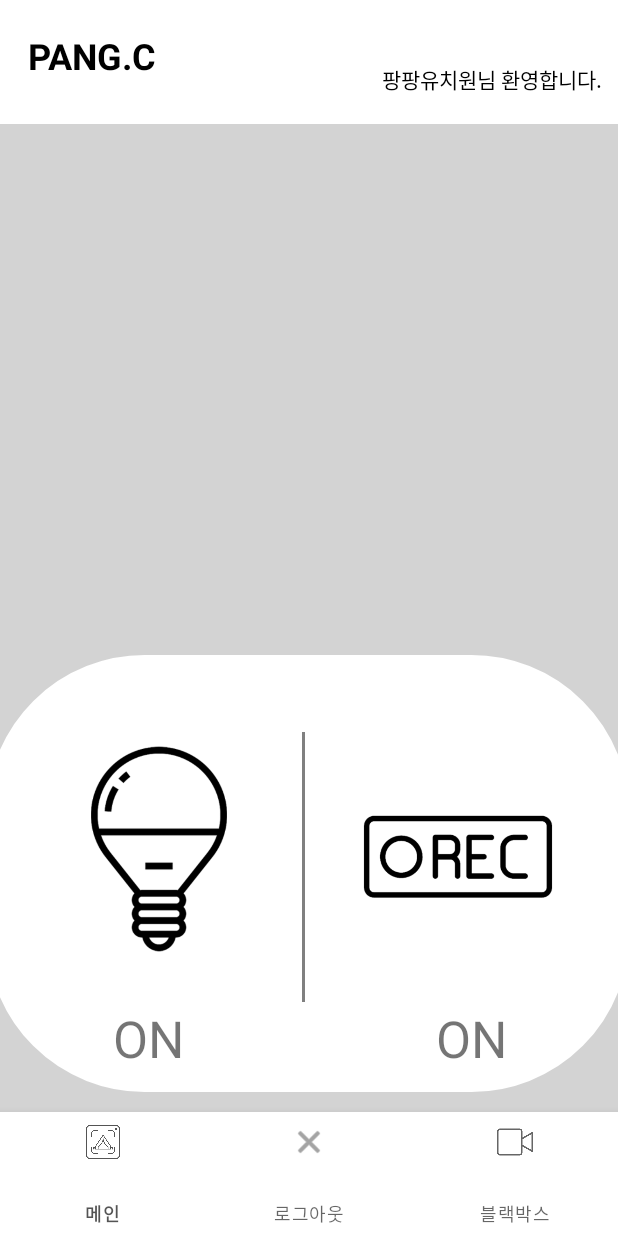
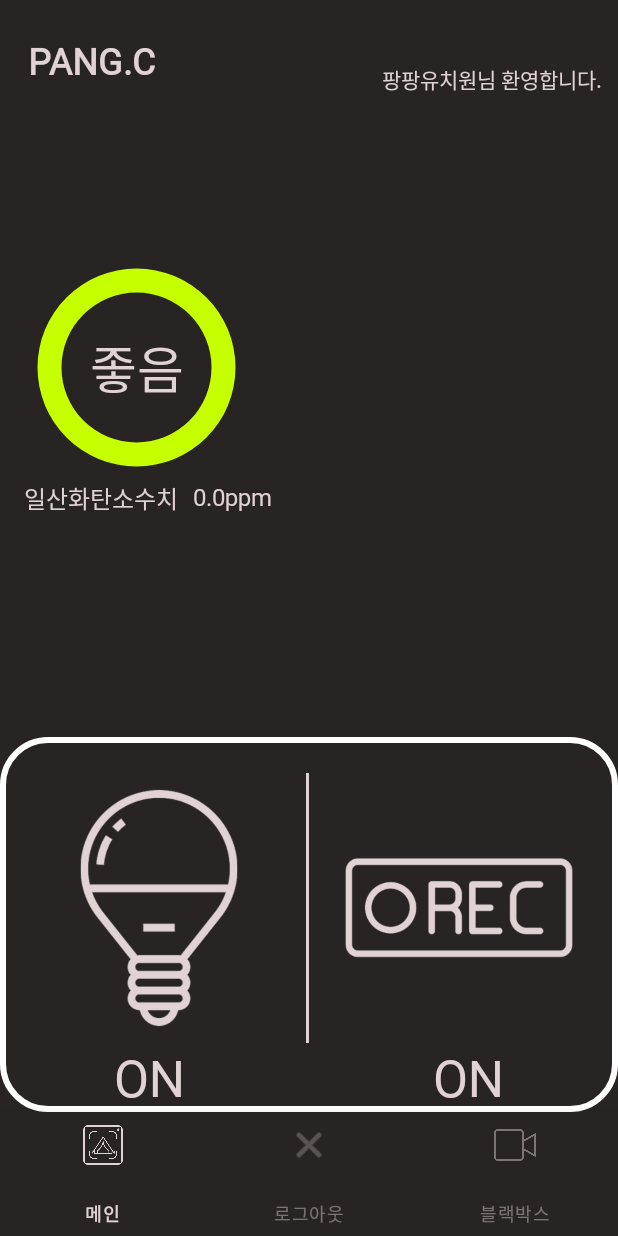
Before and after one commit to 2021-SMHRD-KDT-New-IoT-1/PANGPANG, an Android app: the screen it shows after launch (MainActivity), on a phone screen of 412 x 824 dp. Run offline under Robolectric (Android 15) with nearby library versions, the phone set to English and light mode, and no system bars; Roboto replaces fonts that are not available here.

Commit message:
final 수정.3

```diff
--- a/app/src/main/res/drawable-v24/roundsquare1.xml
+++ b/app/src/main/res/drawable-v24/roundsquare1.xml
@@ -2,13 +2,13 @@
 <shape xmlns:android="http://schemas.android.com/apk/res/android"
     android:padding="10dp"
     android:shape="rectangle" >
-    <solid android:color="#FFFFFF" />
+    />
     <corners
-        android:bottomLeftRadius="100dp"
-        android:bottomRightRadius="100dp"
-        android:topLeftRadius="100dp"
-        android:topRightRadius="100dp" />
+        android:bottomLeftRadius="30dp"
+        android:bottomRightRadius="30dp"
+        android:topLeftRadius="30dp"
+        android:topRightRadius="30dp" />
     <stroke
-        android:width="10dp"
+        android:width="4dp"
         android:color="#FFFFFF" />
 </shape>
--- a/app/src/main/res/drawable/color.xml
+++ b/app/src/main/res/drawable/color.xml
@@ -2,8 +2,9 @@
 <selector xmlns:android="http://schemas.android.com/apk/res/android">
 
     <!-- 선택했을 때 색 -->
-    <item android:color = "#000000" android:state_selected="true"/>
+    <item android:color = "#E1D3D3" android:state_selected="true"/>
 
     <!-- 선택하지  않았을때 색  (다크그레이)-->
-    <item android:color = "#D3D3D3" android:state_selected="false"/>
+    <item android:color = "#74E1D3D3" android:state_selected="false"/>
+
 </selector>
--- a/app/src/main/res/layout/activity_join.xml
+++ b/app/src/main/res/layout/activity_join.xml
@@ -50,5 +50,4 @@
         android:textColor="#ffffff" />
 
 
-
 </LinearLayout>
--- a/app/src/main/res/layout/activity_main.xml
+++ b/app/src/main/res/layout/activity_main.xml
@@ -4,7 +4,7 @@
     xmlns:tools="http://schemas.android.com/tools"
     android:layout_width="match_parent"
     android:layout_height="match_parent"
-    android:background="#FFFFFF"
+    android:background="#292424"
     tools:context=".MainActivity">
 
     <androidx.constraintlayout.widget.Guideline
@@ -23,18 +23,15 @@
         android:orientation="horizontal"
         app:layout_constraintGuide_percent="0.1" />
 
-    <androidx.constraintlayout.widget.Guideline
-        android:id="@+id/guideline4"
-        android:layout_width="wrap_content"
-        android:layout_height="wrap_content"
-        android:elevation="10dp"
-        android:orientation="horizontal"
-        app:layout_constraintGuide_percent="0.4" />
-
     <com.google.android.material.bottomnavigation.BottomNavigationView
         android:id="@+id/bnview"
         android:layout_width="0dp"
         android:layout_height="0dp"
+        android:background="#292424"
+        android:scrollbarSize="4dp"
+        app:itemIconSize="28dp"
+        app:itemIconTint="@drawable/color"
+        app:itemTextColor="@drawable/color"
         app:labelVisibilityMode="labeled"
         app:layout_constraintBottom_toBottomOf="parent"
         app:layout_constraintEnd_toEndOf="parent"
@@ -55,14 +52,15 @@
         app:layout_constraintHorizontal_bias="0.0"
         app:layout_constraintStart_toStartOf="parent"
         app:layout_constraintTop_toTopOf="@+id/guideline2"
-        app:layout_constraintVertical_bias="1.0"/>
+        app:layout_constraintVertical_bias="0.0" />
 
     <TextView
         android:id="@+id/textView4"
-        android:layout_width="90dp"
-        android:layout_height="39dp"
+        android:layout_width="wrap_content"
+        android:layout_height="wrap_content"
+        android:fontFamily="@font/g_bold"
         android:text="PANG.C"
-        android:textColor="#000000"
+        android:textColor="#E1D3D3"
         android:textSize="24sp"
         android:textStyle="bold"
         app:layout_constraintBottom_toTopOf="@+id/guideline2"
@@ -77,7 +75,8 @@
         android:layout_width="wrap_content"
         android:layout_height="wrap_content"
         android:text="팡팡유치원님 환영합니다."
-        android:textColor="#000000"
+        android:textColor="#E1D3D3"
+        android:fontFamily="@font/g_medium"
         app:layout_constraintBottom_toTopOf="@+id/guideline2"
         app:layout_constraintEnd_toEndOf="parent"
         app:layout_constraintHorizontal_bias="0.934"
--- a/app/src/main/res/layout/fragment_main.xml
+++ b/app/src/main/res/layout/fragment_main.xml
@@ -5,105 +5,142 @@
     android:id="@+id/frameLayout"
     android:layout_width="match_parent"
     android:layout_height="match_parent"
-    android:background="#D3D3D3"
+    android:background="#292424"
     tools:context=".main">
-
-    <ImageView
-        android:id="@+id/imageView4"
-        android:layout_width="428dp"
-        android:layout_height="291dp"
-        android:background="#D3D3D3"
-        android:src="@drawable/roundsquare1"
-        app:layout_constraintBottom_toTopOf="@+id/guideline6"
-        app:layout_constraintEnd_toEndOf="@+id/imageButton2"
-        app:layout_constraintHorizontal_bias="0.531"
-        app:layout_constraintStart_toStartOf="@+id/imageButton"
-        app:layout_constraintTop_toTopOf="@+id/guideline7"
-        app:layout_constraintVertical_bias="1.0"
-        app:srcCompat="@drawable/roundsquare1" />
-
-    <androidx.constraintlayout.widget.Guideline
-        android:id="@+id/guideline5"
-        android:layout_width="wrap_content"
-        android:layout_height="wrap_content"
-        android:orientation="horizontal"
-        app:layout_constraintGuide_percent="0.1" />
-
-    <androidx.constraintlayout.widget.Guideline
-        android:id="@+id/guideline6"
-        android:layout_width="wrap_content"
-        android:layout_height="wrap_content"
-        android:orientation="horizontal"
-        app:layout_constraintGuide_percent="0.98" />
-
-    <androidx.constraintlayout.widget.Guideline
-        android:id="@+id/guideline7"
-        android:layout_width="wrap_content"
-        android:layout_height="wrap_content"
-        android:orientation="horizontal"
-        app:layout_constraintGuide_percent="0.4" />
 
     <ImageButton
         android:id="@+id/imageButton"
         android:layout_width="180dp"
         android:layout_height="180dp"
         android:layout_marginStart="16dp"
-        android:backgroundTint="@android:color/transparent"
+
+        android:layout_marginTop="24dp"
+        android:background="@drawable/led"
+        android:backgroundTint="#E1D3D3"
         android:scaleType="centerInside"
-        android:src="@drawable/led"
-        app:layout_constraintBottom_toBottomOf="@+id/imageView4"
         app:layout_constraintStart_toStartOf="parent"
-        app:layout_constraintTop_toTopOf="@+id/imageView4"
-        app:layout_constraintVertical_bias="0.354" />
+        app:layout_constraintTop_toTopOf="@+id/view2" />
 
     <ImageButton
         android:id="@+id/imageButton2"
         android:layout_width="180dp"
-        android:layout_height="169dp"
-        android:backgroundTint="@android:color/transparent"
+        android:layout_height="180dp"
+
+        android:layout_marginEnd="16dp"
+        android:background="@drawable/rec"
+        android:backgroundTint="#E1D3D3"
         android:scaleType="centerInside"
-        android:src="@drawable/rec"
-        app:layout_constraintBottom_toBottomOf="@+id/imageView4"
+        app:layout_constraintBottom_toBottomOf="@+id/view"
         app:layout_constraintEnd_toEndOf="parent"
-        app:layout_constraintHorizontal_bias="0.542"
-        app:layout_constraintStart_toEndOf="@+id/imageButton"
-        app:layout_constraintTop_toTopOf="@+id/imageView4"
-        app:layout_constraintVertical_bias="0.409" />
+        app:layout_constraintTop_toTopOf="@+id/view2"
+        app:layout_constraintVertical_bias="1.0" />
 
     <TextView
         android:id="@+id/textView2"
         android:layout_width="wrap_content"
         android:layout_height="wrap_content"
+        android:layout_marginStart="60dp"
+        android:fontFamily="@font/g_medium"
         android:text="ON"
+        android:textAlignment="center"
+        android:textColor="#E1D3D3"
         android:textSize="34sp"
-        app:layout_constraintBottom_toTopOf="@+id/guideline6"
-        app:layout_constraintEnd_toEndOf="parent"
-        app:layout_constraintHorizontal_bias="0.206"
-        app:layout_constraintStart_toStartOf="parent"
+        app:layout_constraintStart_toStartOf="@+id/imageButton"
         app:layout_constraintTop_toBottomOf="@+id/imageButton" />
 
     <TextView
         android:id="@+id/textView6"
         android:layout_width="wrap_content"
         android:layout_height="wrap_content"
+        android:layout_marginEnd="60dp"
+        android:fontFamily="@font/g_medium"
         android:text="ON"
+        android:textColor="#E1D3D3"
         android:textSize="34sp"
-        app:layout_constraintBottom_toTopOf="@+id/guideline6"
-        app:layout_constraintEnd_toEndOf="parent"
-        app:layout_constraintHorizontal_bias="0.694"
-        app:layout_constraintStart_toEndOf="@+id/textView2"
-        app:layout_constraintTop_toBottomOf="@+id/imageButton" />
+        app:layout_constraintEnd_toEndOf="@+id/imageButton2"
+        app:layout_constraintTop_toBottomOf="@+id/imageButton2" />
 
     <View
+        android:id="@+id/view"
         android:layout_width="2dp"
         android:layout_height="180dp"
-        android:background="#808080"
-        app:layout_constraintBottom_toTopOf="@+id/guideline6"
-        app:layout_constraintEnd_toEndOf="@+id/imageButton2"
-        app:layout_constraintHorizontal_bias="0.492"
-        app:layout_constraintStart_toStartOf="@+id/imageButton"
-        app:layout_constraintTop_toTopOf="@+id/guideline7"
-        app:layout_constraintVertical_bias="0.702" />
+        android:background="#E1D3D3"
+        app:layout_constraintBottom_toBottomOf="@+id/imageButton"
+        app:layout_constraintEnd_toEndOf="parent"
+        app:layout_constraintHorizontal_bias="0.498"
+        app:layout_constraintStart_toStartOf="parent"
+        app:layout_constraintTop_toTopOf="@+id/imageButton"
+        app:layout_constraintVertical_bias="0.704" />
 
+    <View
+        android:id="@+id/view2"
+        android:layout_width="0dp"
+        android:layout_height="250dp"
+        android:background="@drawable/roundsquare1"
+        app:layout_constraintBottom_toBottomOf="parent"
+        app:layout_constraintEnd_toEndOf="parent"
+        app:layout_constraintHorizontal_bias="0.0"
+        app:layout_constraintStart_toStartOf="parent" />
+
+    <ProgressBar
+        android:id="@+id/progress_bar"
+        android:layout_width="150dp"
+        android:layout_height="150dp"
+        android:indeterminateOnly="false"
+        android:progressDrawable="@drawable/progressbar"
+        app:layout_constraintBottom_toBottomOf="parent"
+        app:layout_constraintEnd_toEndOf="parent"
+        app:layout_constraintHorizontal_bias="0.061"
+        app:layout_constraintStart_toStartOf="parent"
+        app:layout_constraintTop_toTopOf="parent"
+        app:layout_constraintVertical_bias="0.172"
+        tools:progress="0" />
+
+    <TextView
+        android:id="@+id/textView3"
+        android:layout_width="wrap_content"
+        android:layout_height="wrap_content"
+        android:text="일산화탄소수치"
+        android:fontFamily="@font/g_medium"
+        android:textColor="#E1D3D3"
+        android:textSize="16sp"
+        app:layout_constraintStart_toStartOf="@+id/progress_bar"
+        app:layout_constraintTop_toBottomOf="@+id/progress_bar" />
+
+    <TextView
+        android:id="@+id/textView7"
+        android:layout_width="wrap_content"
+        android:layout_height="wrap_content"
+        android:layout_marginStart="10dp"
+        android:fontFamily="@font/g_medium"
+        android:text="0.0"
+        android:textColor="#E1D3D3"
+        android:textSize="16sp"
+        app:layout_constraintStart_toEndOf="@+id/textView3"
+        app:layout_constraintTop_toBottomOf="@+id/progress_bar" />
+
+    <TextView
+        android:id="@+id/textView8"
+        android:layout_width="wrap_content"
+        android:layout_height="wrap_content"
+        android:text="ppm"
+        android:fontFamily="@font/g_medium"
+        android:textColor="#E1D3D3"
+        android:textSize="16sp"
+        app:layout_constraintStart_toEndOf="@+id/textView7"
+        app:layout_constraintTop_toBottomOf="@+id/progress_bar" />
+
+    <TextView
+        android:id="@+id/textView9"
+        android:layout_width="wrap_content"
+        android:layout_height="wrap_content"
+        android:fontFamily="@font/g_medium"
+        android:text="좋음"
+        android:textColor="#E1D3D3"
+        android:textSize="34sp"
+        app:layout_constraintBottom_toBottomOf="@+id/progress_bar"
+        app:layout_constraintEnd_toEndOf="@+id/progress_bar"
+        app:layout_constraintStart_toStartOf="@+id/progress_bar"
+        app:layout_constraintTop_toTopOf="@+id/progress_bar" />
 
 </androidx.constraintlayout.widget.ConstraintLayout>
--- a/app/src/main/res/menu/main1.xml
+++ b/app/src/main/res/menu/main1.xml
@@ -4,7 +4,7 @@
     <item
         android:id="@+id/tab1"
         android:icon="@drawable/start"
-        android:title="메인" />
+        android:title="메인"/>
     <item
         android:id="@+id/tab2"
         android:icon="@android:drawable/ic_menu_close_clear_cancel"
```
Also changed, not shown: app/src/main/java/com/cjh/finalproject/setting.java (+16 -47 lines), app/src/main/res/drawable/roundsquare.xml (+6 -6 lines), app/src/main/res/drawable/setting_bar.xml (added, +13 -0 lines), app/src/main/res/layout/data.xml (+4 -4 lines), app/src/main/res/layout/fragment_setting.xml (+28 -3 lines), app/src/main/res/layout/setting.xml (+24 -28 lines), 3 other files.
